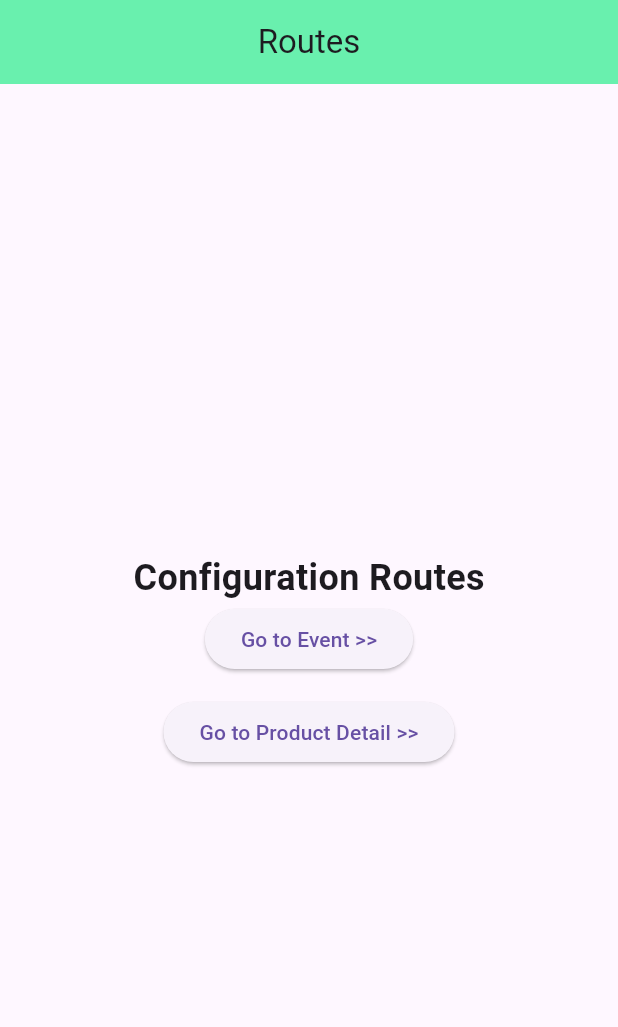
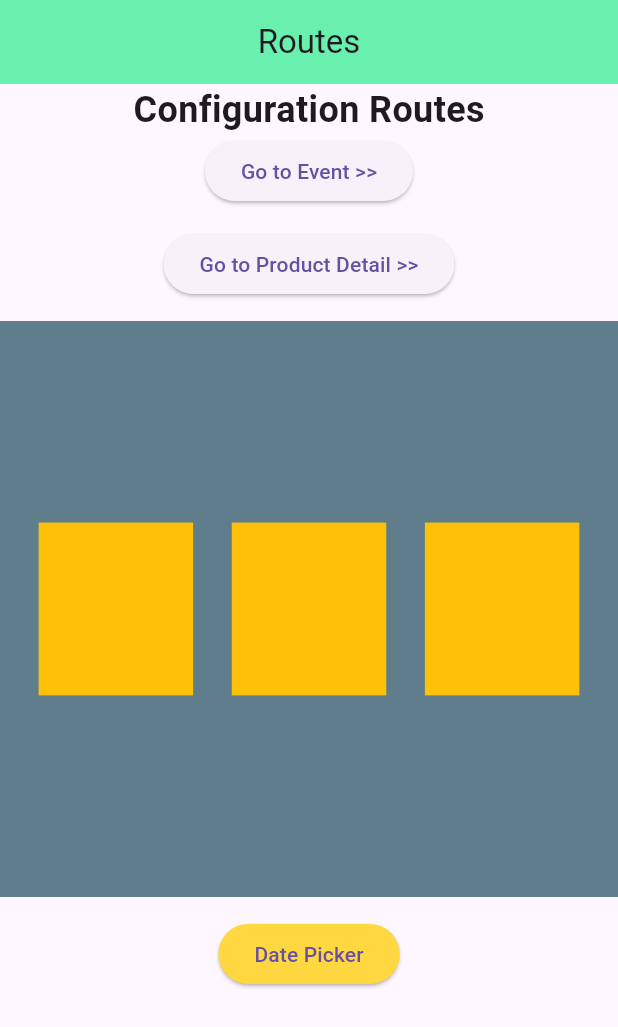
Before and after one commit to andikatrikurniawan/belajar_routes_navigation, a Flutter app: the screen it shows after launch, on a phone screen of 412 x 824 dp. Shown: the top 1027 px of the screen. Run offline on Flutter 3.47's test engine with Material 3 defaults, Android fonts, the phone set to English and light mode, and no system bars; our stand-ins replace go_router, url_strategy; missing offline and left inert: flexible_wrap.

Commit message:
Mempelajari Materi Sudah Sampai DatePicker

```diff
--- a/lib/pages/home_page.dart
+++ b/lib/pages/home_page.dart
@@ -1,5 +1,6 @@
 import 'package:flutter/material.dart';
 import 'package:go_router/go_router.dart';
+import '../widget/method.dart';
 
 class HomePage extends StatefulWidget {
   const HomePage({super.key});
@@ -11,43 +12,69 @@ class HomePage extends StatefulWidget {
 class _HomePageState extends State<HomePage> {
   @override
   Widget build(BuildContext context) {
-    return Scaffold(
-      appBar: AppBar(
+    final queryHeight = MediaQuery.of(context).size.height;
+    final queryWidth = MediaQuery.of(context).size.width;
+    final paddingTop = MediaQuery.of(context).padding.top;
+    final myAppbar = AppBar(
       title: Text("Routes"),
       centerTitle: true,
       backgroundColor: Colors.greenAccent,
-      ),
-      body: Center(
+    );
+    final bodyheight = queryHeight - paddingTop - myAppbar.preferredSize.height;
+
+    return Scaffold(
+      appBar: myAppbar,
+      body: ListView(
+        children: [
+          Center(
             child: Column(
               mainAxisAlignment: MainAxisAlignment.center,
               crossAxisAlignment: CrossAxisAlignment.center,
               children: [
-              Text("Configuration Routes",
-              style: TextStyle(
-                fontSize: 24,
-                fontWeight: FontWeight.bold,
-              ),
+                Text(
+                  "Configuration Routes",
+                  style: TextStyle(fontSize: 24, fontWeight: FontWeight.bold),
                 ),
                 ElevatedButton(
-                onPressed: (){
-                  context.go("/homePage/event");
+                  onPressed: () {
+                    showAdaptiveAlertDialog(context);
                   },
                   child: Text("Go to Event >>"),
                 ),
-                SizedBox(height: 14,),
+                SizedBox(height: 14),
                 ElevatedButton(
-                onPressed: (){
-                  context.go("/product-detail/123?barang=laptop&stock=200",
+                  onPressed: () {
+                    context.go(
+                      "/product-detail/123?barang=laptop&stock=200",
                       // Navigation dengan data menggunakan extra sangat tidak disarankan untuk diwebsite
                       extra: "100 Unit Terjual",
                     );
                   },
                   child: Text("Go to Product Detail >>"),
                 ),
+                SizedBox(height: 14),
+                // Responsive Layout dengan LayoutBuilder
+                Container(
+                  width: queryWidth,
+                  height: bodyheight * 0.5,
+                  color: Colors.blueGrey,
+                  child: Row(
+                    mainAxisAlignment: MainAxisAlignment.spaceEvenly,
+                    children: [
+                      MyContainer(queryWidth: queryWidth),
+                      MyContainer(queryWidth: queryWidth),
+                      MyContainer(queryWidth: queryWidth),
                     ],
                   ),
                 ),
-
+                SizedBox(height: 14),
+                // Cara menggunakan DatePicker yang otomatis menyesuaikan dengan platform (tanpa package adaptivedialog)
+                datepicker(context),
+              ],
+            ),
+          ),
+        ],
+      ),
     );
   }
 }
--- /dev/null
+++ b/lib/widget/method.dart
@@ -0,0 +1,163 @@
+import 'package:flutter/cupertino.dart';
+import'package:flutter/material.dart';
+import 'package:go_router/go_router.dart';
+// Responsive Layout dengan LayoutBuilder
+class MyContainer extends StatelessWidget {
+  const MyContainer({super.key, required this.queryWidth});
+
+  final double queryWidth;
+
+  @override
+  Widget build(BuildContext context) {
+    return LayoutBuilder(
+      builder: (context, constraints) {
+        return Container(
+          width: queryWidth * 0.25,
+          height: constraints.maxHeight * 0.3,
+          color: Colors.amber,
+        );
+      },
+    );
+  }
+}
+
+/*
+  Di Flutter ada 2 tipe UI:
+
+        1. Widget biasa
+         - masuk ke tree
+         - return Widget
+        2. Overlay (Dialog, Snackbar, BottomSheet)
+          - dipanggil pakai function
+          - return Future
+
+        Contoh lain:
+
+        showDialog()
+        showModalBottomSheet()
+        ScaffoldMessenger.showSnackBar()
+
+        👉 Semua ini bukan Widget return
+*/
+// Membuat dialog yang otomatis menyesuaikan dengan platform (tanpa package adaptivedialog)
+//  Future<void> _showalertDialog (BuildContext context) {
+//     final isIOS = Theme.of(context).platform == TargetPlatform.iOS;
+//     return showDialog(
+//       context: context,
+//       builder: (context) {
+//         return isIOS ? CupertinoAlertDialog(
+//           title: Text("Go to Even Page"),
+//           content: Text("Are You sure want to go to event page?"),
+//           actions: [
+//             CupertinoDialogAction(
+//               onPressed: (){
+//                 context.pop();
+//               },
+//               child: Text("No"),
+//               ),
+//                CupertinoDialogAction(
+//               onPressed: (){
+//                 context.go("/homePage/event");
+//               },
+//               child: Text("Yes"),
+//               ),
+//           ],
+//         ) : AlertDialog(
+//           title: Text("Go to Even Page"),
+//           content: Text("Are You sure want to go to event page?"),
+//           actions: [
+//             TextButton.icon(
+//               onPressed: (){
+//                 context.pop();
+//               },
+//               icon: Icon(Icons.close),
+//               label: Text("No"),
+//               ),
+//                TextButton.icon(
+//               onPressed: (){
+//                 context.go("/homePage/event");
+//               },
+//               icon: Icon(Icons.check),
+//               label: Text("Yes"),
+//               ),
+//           ],
+//         );
+//       }
+//       );
+//  }
+
+// Menggunakan package adaptivedialog untuk membuat dialog yang otomatis menyesuaikan dengan platform
+Future<void> showAdaptiveAlertDialog(BuildContext context) {
+  return showAdaptiveDialog(
+    context: context,
+    animationStyle: AnimationStyle(
+      curve: Curves.bounceInOut,
+      duration: Duration(seconds: 2),
+    ),
+    builder: (context) {
+      final platform = Theme.of(context).platform;
+
+      // iOS style
+      if (platform == TargetPlatform.iOS) {
+        return CupertinoAlertDialog(
+          title: const Text("Go to Event Page"),
+          content: const Text("Are you sure want to go to event page?"),
+          actions: [
+            CupertinoDialogAction(
+              onPressed: () => context.pop(),
+              child: const Text("No"),
+            ),
+            CupertinoDialogAction(
+              onPressed: () => context.go("/homePage/event"),
+              child: const Text("Yes"),
+            ),
+          ],
+        );
+      }
+
+      // Default (Android, Web, Desktop)
+      return AlertDialog(
+        title: const Text("Go to Event Page"),
+        content: const Text("Are you sure want to go to event page?"),
+        actions: [
+          TextButton(onPressed: () => context.pop(), child: const Text("No")),
+          TextButton(
+            onPressed: () => context.go("/homePage/event"),
+            child: const Text("Yes"),
+          ),
+        ],
+      );
+    },
+  );
+}
+ //Button DatePicker
+ElevatedButton datepicker(BuildContext context) {
+    return ElevatedButton(
+                style: ElevatedButton.styleFrom(
+                  backgroundColor: Colors.amberAccent,
+
+                ),
+                onPressed: (){
+                  Theme.of(context).platform == TargetPlatform.android
+                  ? showDatePicker(
+                    context: context,
+                    initialDate: DateTime.now(),
+                    firstDate: DateTime(2000),
+                    lastDate: DateTime(2100),
+                  ) : showCupertinoModalPopup(
+                    context: context,
+                    builder: (_) => Container( // (_) => itu adalah cara menulis context tanpa harus menulis context, karena sudah bisa diakses langsung dari parameter showCupertinoModalPopup
+                      height: 250,
+                      color: Colors.white,
+                      child: CupertinoDatePicker(
+                        mode: CupertinoDatePickerMode.date,
+                        onDateTimeChanged: (date) {
+                          print(date);
+                        },
+                      ),
+                    ),
+                  );
+                },
+                child: Text("Date Picker"),
+                );
+  }
```
Lines whose indentation alone changed are shown as unchanged.
